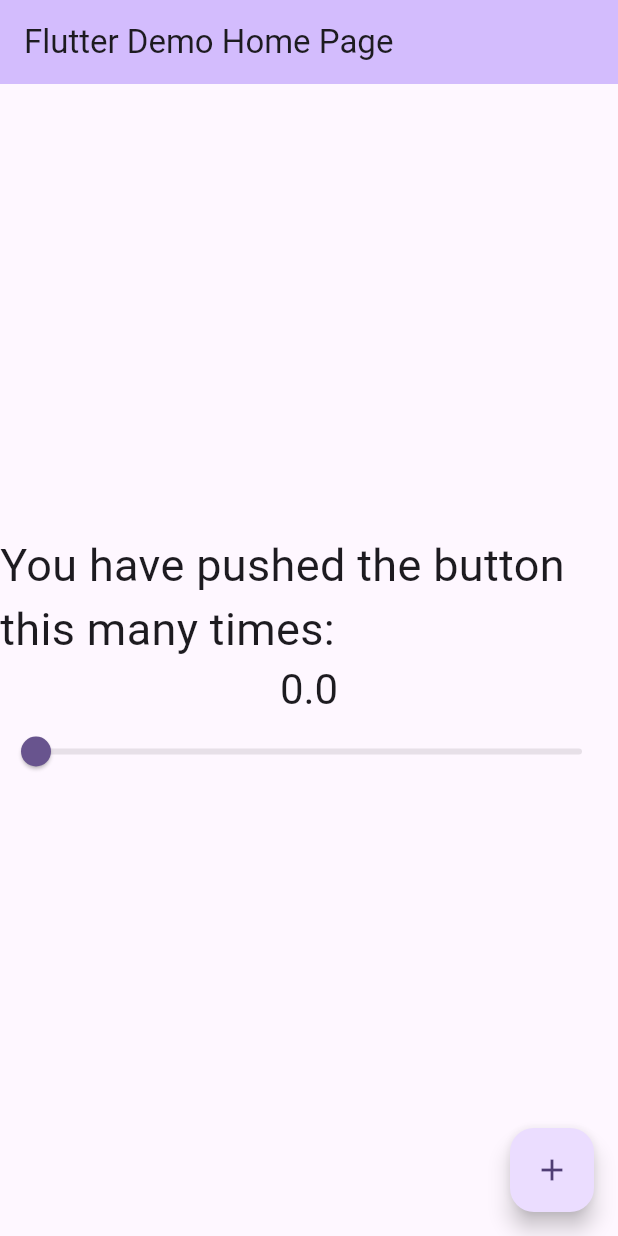
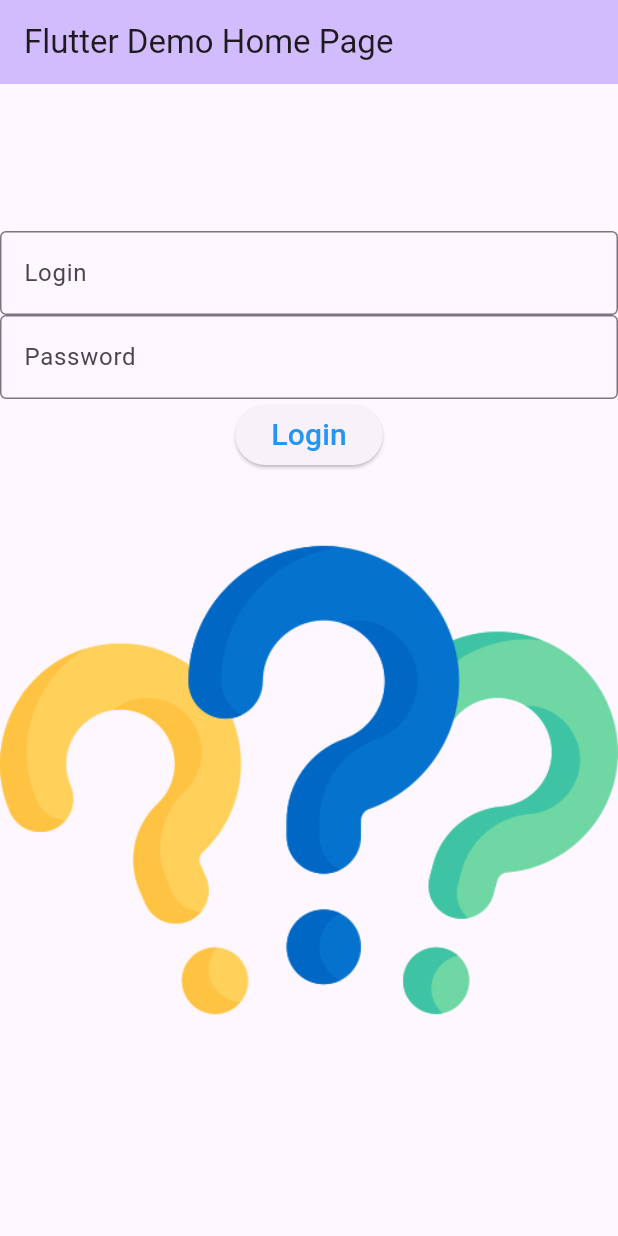
Before and after one commit to sliceofpizzaxd/my_cst2335_labs, a Flutter app: the screen it shows after launch, on a phone screen of 412 x 824 dp. Run offline on Flutter 3.47's test engine with Material 3 defaults, Android fonts, the phone set to English and light mode, and no system bars.

Commit message:
-Complete code for lab 2

```diff
--- a/lib/main.dart
+++ b/lib/main.dart
@@ -55,25 +55,21 @@ class MyHomePage extends StatefulWidget {
 }
 
 class _MyHomePageState extends State<MyHomePage> {
-  var _counter = 0.0;
-  var myFontSize = 30.0;
+  late TextEditingController userTextController, passTextController;
+  var imageSource = "images/question-mark.png";
 
-  void setNewValue(double value) {
-    setState(() {
-      _counter = value;
-      myFontSize = value;
-    });
+  @override
+  void initState() {
+    super.initState();
+    userTextController = TextEditingController();
+    passTextController = TextEditingController();
   }
 
-  void _incrementCounter() {
-    setState(() {
-      // This call to setState tells the Flutter framework that something has
-      // changed in this State, which causes it to rerun the build method below
-      // so that the display can reflect the updated values. If we changed
-      // _counter without calling setState(), then the build method would not be
-      // called again, and so nothing would appear to happen.
-      _counter++;
-    });
+  @override
+  void dispose() {
+    userTextController.dispose();
+    passTextController.dispose();
+    super.dispose();
   }
 
   @override
@@ -113,23 +109,29 @@ class _MyHomePageState extends State<MyHomePage> {
           // wireframe for each widget.
           mainAxisAlignment: MainAxisAlignment.center,
           children: <Widget>[
-            Text(
-              'You have pushed the button this many times:',
-              style:TextStyle( fontSize:myFontSize ),
+            TextField(controller: userTextController,
+              decoration: InputDecoration(
+                hintText: "Login",
+                border: OutlineInputBorder(),
+              )
             ),
-            Text(
-              '$_counter',
-              style: Theme.of(context).textTheme.headlineMedium,
+            TextField(controller: passTextController,
+              decoration: InputDecoration(
+                  hintText: "Password",
+                  border: OutlineInputBorder(),
+              ),
+              obscureText: true
             ),
-            Slider(value: _counter, onChanged: setNewValue, min: 0.0, max: 100.0)
+            ElevatedButton(onPressed: () {
+              setState(() {
+                imageSource = (passTextController.value.text == "QWERTY123" ? "images/idea.png" : "images/stop.png");
+              });
+            }, child: Text('Login', style:TextStyle(fontSize:20, color:Colors.blue))),
+            Image.asset(imageSource)
+
           ],
         ),
       ),
-      floatingActionButton: FloatingActionButton(
-        onPressed: _incrementCounter,
-        tooltip: 'Increment',
-        child: const Icon(Icons.add),
-      ), // This trailing comma makes auto-formatting nicer for build methods.
     );
   }
 }
--- a/pubspec.yaml
+++ b/pubspec.yaml
@@ -59,8 +59,8 @@ flutter:
   uses-material-design: true
 
   # To add assets to your application, add an assets section, like this:
-  # assets:
-  #   - images/a_dot_burr.jpeg
+  assets:
+    - images/
   #   - images/a_dot_ham.jpeg
 
   # An image asset can refer to one or more resolution-specific "variants", see
```
Also changed, not shown: images/idea.png (added), images/question-mark.png (added), images/stop.png (added).
